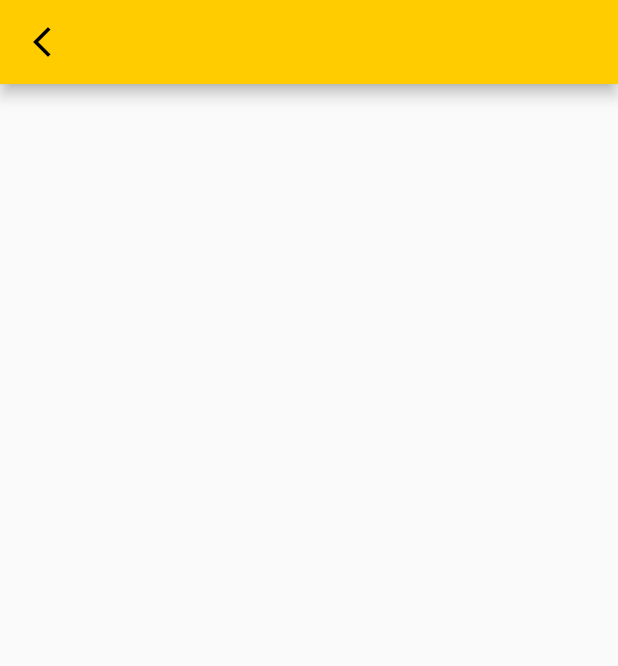
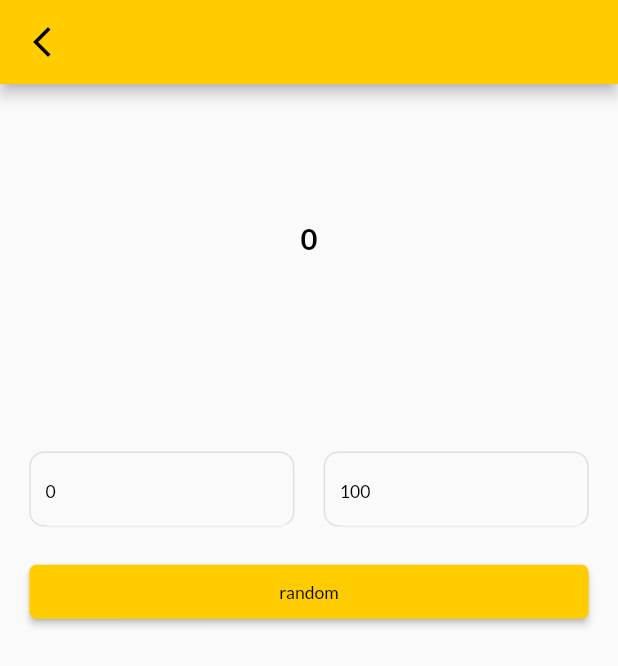
Before and after one commit to zsirojiddinov/random, a Flutter app: the NumberPage screen opened directly, on a phone screen of 412 x 824 dp. Shown: the top 666 px of the screen. Run offline on Flutter 3.47's test engine with Material 2 defaults, Android fonts, the phone set to English and light mode, and no system bars; our stand-ins replace flutter_bloc, gap, get, get_storage, google_fonts; accounts and stored records are empty; generated files the repository leaves out were written again.

Commit message:
change number_bloc.dart

```diff
--- a/lib/bloc/number/number_bloc.dart
+++ b/lib/bloc/number/number_bloc.dart
@@ -1,15 +1,38 @@
 import 'dart:async';
+import 'dart:math';
 
+import 'package:flutter/cupertino.dart';
 import 'package:flutter_bloc/flutter_bloc.dart';
 
 import 'number_event.dart';
 import 'number_state.dart';
 
 class NumberBloc extends Bloc<NumberEvent, NumberState> {
+  var minController = TextEditingController();
+  var maxController = TextEditingController();
+  String random = "0";
 
   NumberBloc() : super(SuccesState()) {
     on<GenerateEvent>(generate);
+    on<DefaultEvent>(defaultMethod);
   }
 
-  FutureOr<void> generate(GenerateEvent event, Emitter<NumberState> emit) {}
+  generate(GenerateEvent event, Emitter<NumberState> emit) {
+    var str1 = minController.text.toString();
+    var str2 = maxController.text.toString();
+    int min = int.parse(str1);
+    int max = int.parse(str2);
+
+    var random = Random();
+    int i = random.nextInt(max - min) + min;
+    print(i);
+    this.random = "$i";
+    emit(SuccesState());
+  }
+
+  FutureOr<void> defaultMethod(event, Emitter<NumberState> emit) {
+    minController.text = "0";
+    maxController.text = "100";
+    emit(SuccesState());
+  }
 }
--- a/lib/bloc/number/number_event.dart
+++ b/lib/bloc/number/number_event.dart
@@ -4,3 +4,5 @@ import 'package:flutter/widgets.dart';
 abstract class NumberEvent {}
 
 class GenerateEvent extends NumberEvent {}
+
+class DefaultEvent extends NumberEvent {}
--- a/lib/ui/number_page.dart
+++ b/lib/ui/number_page.dart
@@ -9,9 +9,11 @@ import 'package:random/repositry/db_repository.dart';
 import 'package:random/style/colors.dart';
 import 'package:random/style/text_style.dart';
 import 'package:random/ui/widget/buttun2.dart';
+import 'package:random/ui/widget/my_input.dart';
 import 'package:random/utils/dimens.dart';
 
 import '../bloc/number/number_bloc.dart';
+import '../bloc/number/number_event.dart';
 import '../bloc/number/number_state.dart';
 import 'widget/button.dart';
 
@@ -21,9 +23,10 @@ class NumberPage extends StatelessWidget {
   @override
   Widget build(BuildContext context) {
     return BlocProvider<NumberBloc>(
-      create: (ctx) => NumberBloc(),
+      create: (ctx) => NumberBloc()..add(DefaultEvent()),
       child: BlocBuilder<NumberBloc, NumberState>(
         builder: (ctx, state) {
+          bloc = BlocProvider.of<NumberBloc>(ctx);
           return Scaffold(
             appBar: AppBar(
               backgroundColor: MyColor.mainColor,
@@ -35,6 +38,54 @@ class NumberPage extends StatelessWidget {
                 ),
               ),
             ),
+            body: Container(
+              alignment: Alignment.center,
+              child: Column(
+                children: [
+                  Container(
+                    height: Dimens.screenWidth / 2,
+                    child: Center(
+                      child: Text(
+                        bloc.random,
+                        style: titleStyle,
+                      ),
+                    ),
+                  ),
+                  Gap(Dimens.height20),
+                  Padding(
+                    padding: EdgeInsets.all(Dimens.height20),
+                    child: Row(
+                      children: [
+                        Expanded(
+                          flex: 1,
+                          child: MyInputField(
+                            controller: bloc.minController,
+                            hint: "min",
+                          ),
+                        ),
+                        Gap(Dimens.height20),
+                        Expanded(
+                          flex: 1,
+                          child: MyInputField(
+                            controller: bloc.maxController,
+                            hint: "max",
+                          ),
+                        ),
+                      ],
+                    ),
+                  ),
+                  Padding(
+                    padding: EdgeInsets.symmetric(horizontal: Dimens.height20),
+                    child: Button(
+                      text: "random",
+                      onClick: () {
+                        bloc.add(GenerateEvent());
+                      },
+                    ),
+                  )
+                ],
+              ),
+            ),
           );
         },
       ),
```
